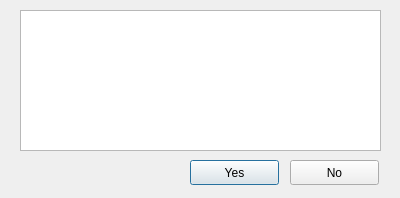
The window that warning.ui (Kjablonska/Qt-SchoolPlanner) describes before a commit, drawn with Qt 5.
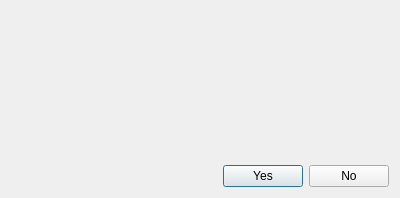
The same window after the commit.

What changed in the file:
```diff
--- a/warning.ui
+++ b/warning.ui
@@ -13,42 +13,71 @@
   <property name="windowTitle">
    <string>Dialog</string>
   </property>
-  <widget class="QPushButton" name="yesButton">
-   <property name="geometry">
-    <rect>
-     <x>190</x>
-     <y>160</y>
-     <width>89</width>
-     <height>25</height>
-    </rect>
-   </property>
-   <property name="text">
-    <string>Yes</string>
-   </property>
-  </widget>
-  <widget class="QPushButton" name="noButton">
-   <property name="geometry">
-    <rect>
-     <x>290</x>
-     <y>160</y>
-     <width>89</width>
-     <height>25</height>
-    </rect>
-   </property>
-   <property name="text">
-    <string>No</string>
-   </property>
-  </widget>
-  <widget class="QTextEdit" name="textEdit">
-   <property name="geometry">
-    <rect>
-     <x>20</x>
-     <y>10</y>
-     <width>361</width>
-     <height>141</height>
-    </rect>
-   </property>
-  </widget>
+  <layout class="QVBoxLayout" name="verticalLayout">
+   <item>
+    <widget class="QLabel" name="label">
+     <property name="sizePolicy">
+      <sizepolicy hsizetype="Preferred" vsizetype="Preferred">
+       <horstretch>0</horstretch>
+       <verstretch>0</verstretch>
+      </sizepolicy>
+     </property>
+     <property name="text">
+      <string/>
+     </property>
+    </widget>
+   </item>
+   <item>
+    <spacer name="verticalSpacer">
+     <property name="orientation">
+      <enum>Qt::Vertical</enum>
+     </property>
+     <property name="sizeType">
+      <enum>QSizePolicy::Minimum</enum>
+     </property>
+     <property name="sizeHint" stdset="0">
+      <size>
+       <width>20</width>
+       <height>10</height>
+      </size>
+     </property>
+    </spacer>
+   </item>
+   <item>
+    <layout class="QHBoxLayout" name="horizontalLayout">
+     <item>
+      <spacer name="horizontalSpacer">
+       <property name="orientation">
+        <enum>Qt::Horizontal</enum>
+       </property>
+       <property name="sizeType">
+        <enum>QSizePolicy::Expanding</enum>
+       </property>
+       <property name="sizeHint" stdset="0">
+        <size>
+         <width>40</width>
+         <height>20</height>
+        </size>
+       </property>
+      </spacer>
+     </item>
+     <item>
+      <widget class="QPushButton" name="yesButton">
+       <property name="text">
+        <string>Yes</string>
+       </property>
+      </widget>
+     </item>
+     <item>
+      <widget class="QPushButton" name="noButton">
+       <property name="text">
+        <string>No</string>
+       </property>
+      </widget>
+     </item>
+    </layout>
+   </item>
+  </layout>
  </widget>
  <resources/>
  <connections/>
```
